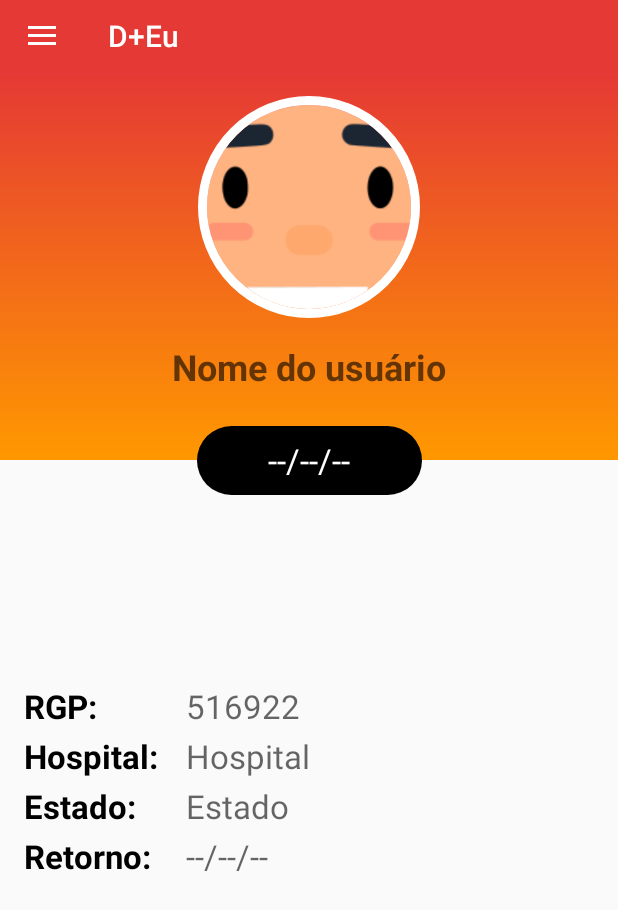
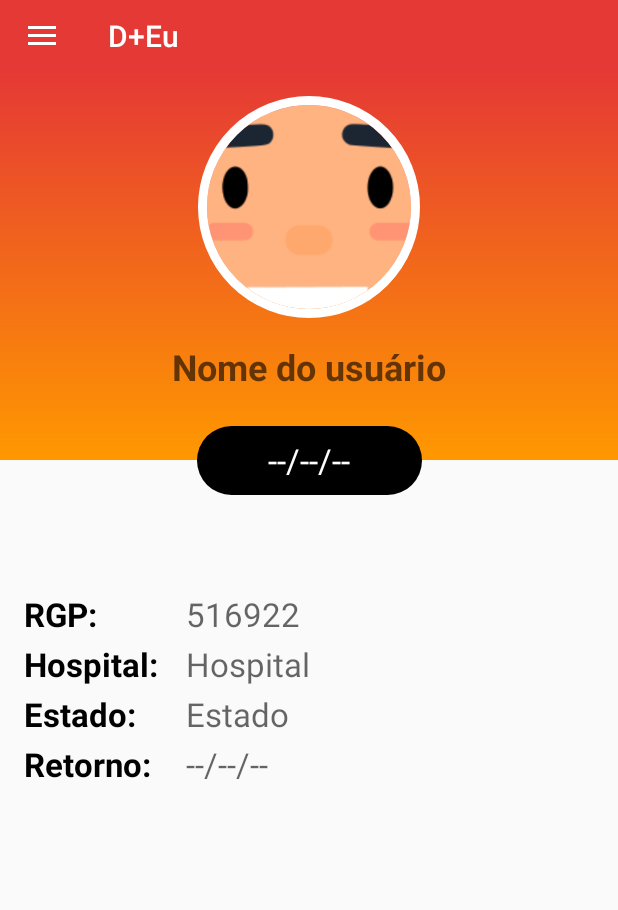
Before and after one commit to jacques-oliveira/dmaiseu-app, an Android app: the screen it shows after launch (MainActivity), on a phone screen of 412 x 824 dp. Shown: the top 910 px of the screen. Run offline under Robolectric (Android 15) with nearby library versions, the phone set to English and light mode, and no system bars; our stand-ins replace CircleImageView; Roboto replaces fonts that are not available here.

Commit message:
correção do tempo usuário

```diff
--- a/app/app/src/main/java/com/example/dmaiseu/ProfileFragment.kt
+++ b/app/app/src/main/java/com/example/dmaiseu/ProfileFragment.kt
@@ -38,13 +38,12 @@ class ProfileFragment : Fragment() {
         val user_name = view?.findViewById<TextView>(R.id.user_name) as TextView
         val user_state = view?.findViewById<TextView>(R.id.user_state) as TextView
         val userHospistal =view?.findViewById<TextView>(R.id.hospital_value) as TextView
-        val year_transp_time = view?.findViewById<TextView>(R.id.year_transp_time) as TextView
-        val month_transp_time = view?.findViewById<TextView>(R.id.month_transp_time) as TextView
-        val day_transp_time = view?.findViewById<TextView>(R.id.day_transp_time) as TextView
+        val stringTranspTime = view?.findViewById<TextView>(R.id.stringTranspTime) as TextView
+
 
         val sharedPrefs: SharedPreferences = this.requireActivity().getSharedPreferences("SHARED_PREFS_USER", Context.MODE_PRIVATE)
 
-        viewModel.loadDataProfile(sharedPrefs,user_name,userRGP,user_state, userTranspDate,userHospistal,userReturnDate, year_transp_time, month_transp_time, day_transp_time)
+        viewModel.loadDataProfile(sharedPrefs,user_name,userRGP,user_state, userTranspDate,userHospistal,userReturnDate, stringTranspTime)
 
         if(userTranspDate.text == null){
             userTranspDate.setOnClickListener {
--- a/app/app/src/main/res/layout/fragment_profile.xml
+++ b/app/app/src/main/res/layout/fragment_profile.xml
@@ -66,11 +66,11 @@
         android:layout_width="match_parent"
         android:layout_height="wrap_content"
         android:orientation="vertical"
-        android:layout_marginTop="8dp"
+        android:layout_marginTop="16dp"
         app:layout_constraintTop_toBottomOf="@id/user_transp_date">
 
         <TextView
-            android:id="@+id/year_transp_time"
+            android:id="@+id/stringTranspTime"
             android:text=""
             android:textSize="24sp"
             android:textColor="#4CAF50"
@@ -80,29 +80,6 @@
             android:layout_height="wrap_content"
             tools:text="6 Ano(s)"
             />
-        <TextView
-            android:id="@+id/month_transp_time"
-            android:text=""
-            android:textSize="24sp"
-            android:textColor="#4CAF50"
-            android:gravity="center"
-            android:textStyle="bold"
-            android:layout_width="match_parent"
-            android:layout_height="wrap_content"
-            android:layout_marginTop="2dp"
-            tools:text="3 Mese(s)"/>
-        <TextView
-            android:id="@+id/day_transp_time"
-            android:text=""
-            android:textSize="24sp"
-            android:textColor="#4CAF50"
-            android:gravity="center"
-            android:textStyle="bold"
-            android:layout_width="match_parent"
-            android:layout_height="wrap_content"
-            android:layout_marginTop="2dp"
-            tools:text="16 dia(s)"/>
-
     </androidx.appcompat.widget.LinearLayoutCompat>
 
     <androidx.appcompat.widget.LinearLayoutCompat
@@ -134,7 +111,7 @@
                 android:text=""
                 android:textSize="22sp"
                 android:textStyle="normal"
-                android:textColor="#039BE5"
+                android:textColor="#1976D2"
                 android:layout_marginLeft="16dp"
                 android:layout_width="match_parent"
                 android:layout_height="wrap_content"
@@ -166,7 +143,7 @@
                 android:text=""
                 android:textSize="22sp"
                 android:textStyle="normal"
-                android:textColor="#039BE5"
+                android:textColor="#1976D2"
                 android:layout_marginLeft="16dp"
                 android:layout_width="match_parent"
                 android:layout_height="wrap_content"
@@ -195,7 +172,7 @@
                 android:text=""
                 android:textSize="22sp"
                 android:textStyle="normal"
-                android:textColor="#039BE5"
+                android:textColor="#1976D2"
                 android:layout_marginLeft="16dp"
                 android:layout_marginBottom="4dp"
                 android:layout_width="match_parent"
@@ -225,7 +202,7 @@
                 android:text=""
                 android:textSize="22sp"
                 android:textStyle="normal"
-                android:textColor="#039BE5"
+                android:textColor="#1976D2"
                 android:layout_marginLeft="16dp"
                 android:layout_width="match_parent"
                 android:layout_height="wrap_content"
```
Also changed, not shown: app/app/src/main/java/com/example/dmaiseu/SharedUserViewModel.kt (+33 -26 lines).
